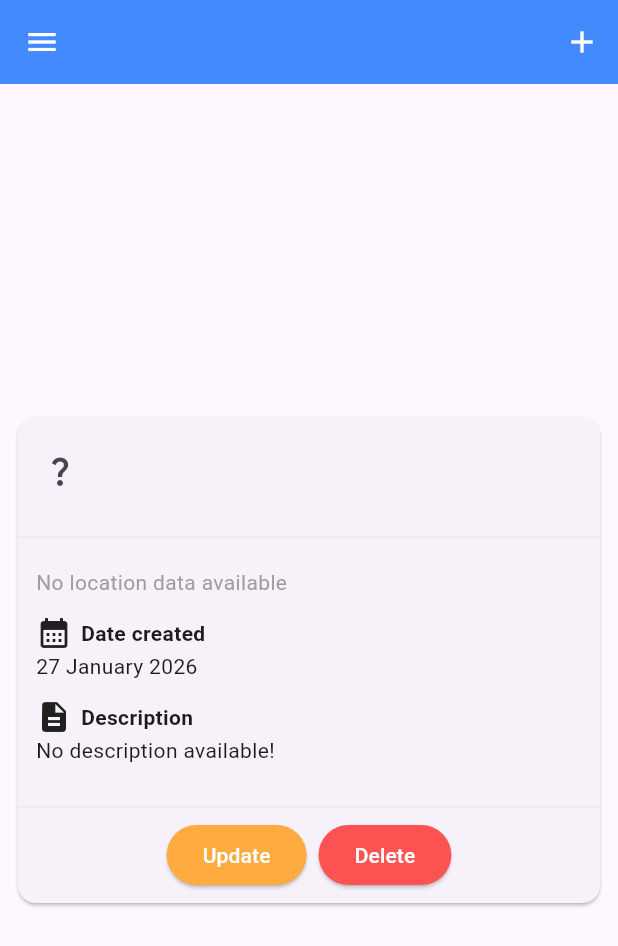
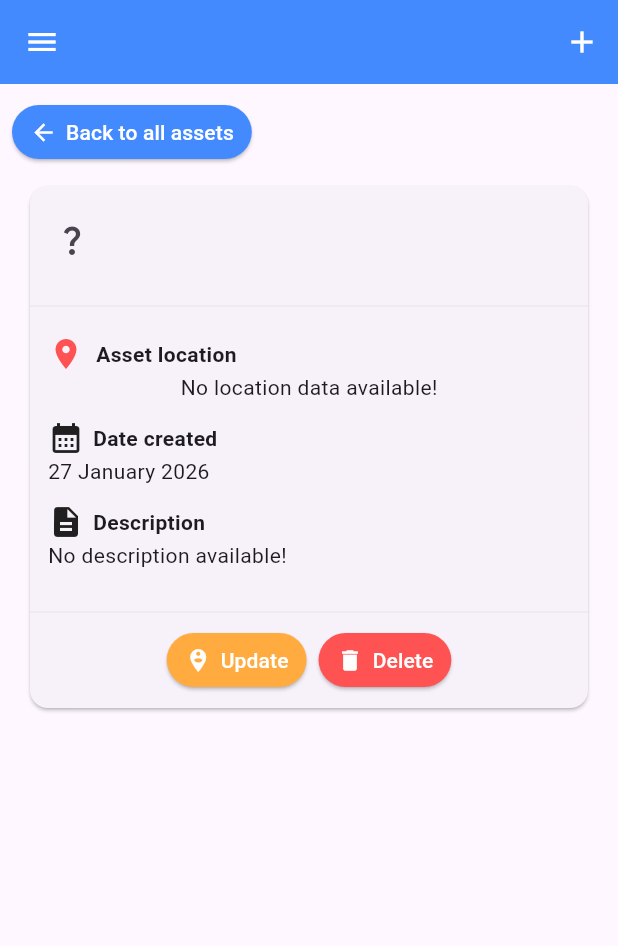
Before and after one commit to mandyfarrugia/mfswd62b_cpdha_2526, a Flutter app: the ViewAssetScreen screen opened directly with empty values, on a phone screen of 412 x 824 dp. Shown: the top 946 px of the screen. Run offline on Flutter 3.47's test engine with Material 3 defaults, Android fonts, the phone set to English and light mode, and no system bars; our stand-ins replace flutter_riverpod, geolocator, objectbox; generated files the repository leaves out were written again.

Commit message:
Added back button in view_asset_screen to allow user to go back to viewing list of all assets.

```diff
--- a/mfswd62b_cpd/lib/screens/asset_management_add_screen.dart
+++ b/mfswd62b_cpd/lib/screens/asset_management_add_screen.dart
@@ -1,7 +1,7 @@
 import 'package:flutter/material.dart';
 import 'package:flutter_riverpod/flutter_riverpod.dart';
 import 'package:mfswd62b_cpd/providers/asset_state_notifier.dart';
-import 'package:mfswd62b_cpd/widgets/asset_card_button.dart';
+import 'package:mfswd62b_cpd/widgets/asset_button.dart';
 import 'package:mfswd62b_cpd/widgets/asset_management_navigation_menu_drawer.dart';
 import '../models/asset.dart';
 import '../models/asset_type.dart';
@@ -139,7 +139,8 @@ class _AssetManagementAddScreenState extends ConsumerState<AssetManagementAddScr
             ),
             const SizedBox(width: 12),
             Row(children: [
-                AssetCardButton(
+                AssetButton(
+                  iconData: Icons.add,
                   backgroundColour: Colors.deepPurpleAccent,
                   foregroundColour: Colors.white,
                   buttonText: 'Add new asset',
--- a/mfswd62b_cpd/lib/screens/view_asset_screen.dart
+++ b/mfswd62b_cpd/lib/screens/view_asset_screen.dart
@@ -1,5 +1,6 @@
 import 'package:flutter/material.dart';
 import 'package:mfswd62b_cpd/screens/asset_management_add_screen.dart';
+import 'package:mfswd62b_cpd/widgets/asset_button.dart';
 import '../models/asset.dart';
 import '../widgets/asset_management_navigation_menu_drawer.dart';
 import '../widgets/advanced_asset_card_widget.dart';
@@ -7,7 +8,7 @@ import '../widgets/advanced_asset_card_widget.dart';
 class ViewAssetScreen extends StatelessWidget {
   final Asset assetToDisplay;
 
-  const ViewAssetScreen({ required this.assetToDisplay, super.key});
+  const ViewAssetScreen({required this.assetToDisplay, super.key});
 
   @override
   Widget build(BuildContext context) {
@@ -21,12 +22,34 @@ class ViewAssetScreen extends StatelessWidget {
           IconButton(
             icon: Icon(Icons.add),
             onPressed: () {
-              Navigator.of(context).push(MaterialPageRoute(builder: (context) => const AssetManagementAddScreen()));
-            }
+              Navigator.of(context).push(
+                MaterialPageRoute(
+                  builder: (context) => const AssetManagementAddScreen(),
+                ),
+              );
+            },
           ),
-        ]
+        ],
       ),
-      body: AdvancedAssetCardWidget(assetToDisplay: assetToDisplay)
+      body: Padding(
+        padding: EdgeInsets.all(8),
+        child: Column(
+          children: [
+            Row(
+              children: [
+                AssetButton(
+                  iconData: Icons.arrow_back_outlined,
+                  backgroundColour: Colors.blueAccent,
+                  foregroundColour: Colors.white,
+                  buttonText: 'Back to all assets',
+                  callback: () {},
+                ),
+              ],
+            ),
+            AdvancedAssetCardWidget(assetToDisplay: assetToDisplay),
+          ],
+        ),
+      ),
     );
   }
 }
--- a/mfswd62b_cpd/lib/widgets/advanced_asset_card_widget.dart
+++ b/mfswd62b_cpd/lib/widgets/advanced_asset_card_widget.dart
@@ -2,7 +2,7 @@ import 'package:flutter/material.dart';
 import 'package:mfswd62b_cpd/widgets/asset_location_widget.dart';
 import '../mappers/asset_type_to_icon_mapper.dart';
 import '../models/asset.dart';
-import './asset_card_button.dart';
+import 'asset_button.dart';
 
 class AdvancedAssetCardWidget extends StatelessWidget {
   final Asset assetToDisplay;
@@ -62,8 +62,8 @@ class AdvancedAssetCardWidget extends StatelessWidget {
                   spacing: 8,
                   children: [
                     //AssetCardButton(backgroundColour: Colors.blueAccent, foregroundColour: Colors.white, buttonText: 'Go back to all assets', callback: () {}),
-                    AssetCardButton(backgroundColour: Colors.orangeAccent, foregroundColour: Colors.white, buttonText: 'Update', callback: () {}),
-                    AssetCardButton(backgroundColour: Colors.redAccent, foregroundColour: Colors.white, buttonText: 'Delete', callback: () {}),
+                    AssetButton(iconData: Icons.person_pin_circle, backgroundColour: Colors.orangeAccent, foregroundColour: Colors.white, buttonText: 'Update', callback: () {}),
+                    AssetButton(iconData: Icons.delete, backgroundColour: Colors.redAccent, foregroundColour: Colors.white, buttonText: 'Delete', callback: () {}),
                   ],
                 )
               )
--- /dev/null
+++ b/mfswd62b_cpd/lib/widgets/asset_button.dart
@@ -0,0 +1,29 @@
+import 'package:flutter/material.dart';
+
+class AssetButton extends StatelessWidget {
+  final Color backgroundColour;
+  final Color foregroundColour;
+  final IconData iconData;
+  final String buttonText;
+  final VoidCallback callback;
+
+  const AssetButton({super.key, required this.backgroundColour, required this.iconData, required this.foregroundColour, required this.buttonText, required this.callback});
+
+  @override
+  Widget build(BuildContext context) {
+    return IntrinsicWidth(child: ElevatedButton(
+      style: ElevatedButton.styleFrom(
+        backgroundColor: backgroundColour,
+        foregroundColor: foregroundColour,
+        padding: const EdgeInsets.symmetric(horizontal: 12, vertical: 8),
+        minimumSize: Size.zero
+      ),
+      onPressed: callback,
+      child: Row(children: [
+        Icon(iconData),
+          const SizedBox(width: 6),
+          Text(buttonText)
+      ],)
+    ));
+  }
+}
--- a/mfswd62b_cpd/lib/widgets/asset_card_button.dart
+++ /dev/null
@@ -1,22 +0,0 @@
-import 'package:flutter/material.dart';
-
-class AssetCardButton extends StatelessWidget {
-  final Color backgroundColour;
-  final Color foregroundColour;
-  final String buttonText;
-  final VoidCallback callback;
-
-  const AssetCardButton({super.key, required this.backgroundColour, required this.foregroundColour, required this.buttonText, required this.callback});
-
-  @override
-  Widget build(BuildContext context) {
-    return ElevatedButton(
-      style: ElevatedButton.styleFrom(
-        backgroundColor: backgroundColour,
-        foregroundColor: foregroundColour
-      ),
-      onPressed: callback,
-      child: Text(buttonText)
-    );
-  }
-}
--- a/mfswd62b_cpd/lib/widgets/asset_card_widget.dart
+++ b/mfswd62b_cpd/lib/widgets/asset_card_widget.dart
@@ -1,7 +1,7 @@
 import 'package:flutter/material.dart';
 import 'package:mfswd62b_cpd/mappers/asset_type_to_icon_mapper.dart';
 import 'package:mfswd62b_cpd/models/asset.dart';
-import 'package:mfswd62b_cpd/widgets/asset_card_button.dart';
+import 'package:mfswd62b_cpd/widgets/asset_button.dart';
 
 import '../screens/view_asset_screen.dart';
 
@@ -32,13 +32,13 @@ class AssetCardWidget extends StatelessWidget {
                   alignment: WrapAlignment.end,
                   spacing: 8,
                   children: [
-                    AssetCardButton(backgroundColour: Colors.blueAccent, foregroundColour: Colors.white, buttonText: 'View', callback: () {
+                    AssetButton(iconData: Icons.view_agenda, backgroundColour: Colors.blueAccent, foregroundColour: Colors.white, buttonText: 'View', callback: () {
                       Navigator.of(context).push(MaterialPageRoute(builder: (context) {
                         return ViewAssetScreen(assetToDisplay: assetToDisplay);
                       }));
                     }),
-                    AssetCardButton(backgroundColour: Colors.orangeAccent, foregroundColour: Colors.white, buttonText: 'Update', callback: () {}),
-                    AssetCardButton(backgroundColour: Colors.redAccent, foregroundColour: Colors.white, buttonText: 'Delete', callback: () {}),
+                    AssetButton(iconData: Icons.person_pin_circle, backgroundColour: Colors.orangeAccent, foregroundColour: Colors.white, buttonText: 'Update', callback: () {}),
+                    AssetButton(iconData: Icons.delete, backgroundColour: Colors.redAccent, foregroundColour: Colors.white, buttonText: 'Delete', callback: () {}),
                   ],
                 )
               )
--- a/mfswd62b_cpd/lib/widgets/asset_location_widget.dart
+++ b/mfswd62b_cpd/lib/widgets/asset_location_widget.dart
@@ -14,10 +14,17 @@ class AssetLocationWidget extends StatelessWidget {
     final isLocationAvailable = assetToDisplay.assetLocation.hasValue;
 
     if (!isLocationAvailable || latitude == null || longitude == null) {
-      return const Text(
-        'No location data available',
-        style: TextStyle(color: Colors.grey),
-      );
+      return Column(children: [
+        Row(children: [
+          Icon(Icons.location_on, color: Colors.redAccent),
+            SizedBox(width: 8),
+            Text(
+              'Asset location',
+              style: TextStyle(fontWeight: FontWeight.bold),
+            ),
+        ]),
+        const Text('No location data available!')
+      ]);
     }
 
     return Column(
@@ -26,14 +33,14 @@ class AssetLocationWidget extends StatelessWidget {
         Row(
           children: const [
             Icon(Icons.location_on, color: Colors.redAccent),
-            SizedBox(width: 6),
+            SizedBox(width: 8),
             Text(
               'Asset location',
               style: TextStyle(fontWeight: FontWeight.bold),
             ),
           ],
         ),
-        const SizedBox(height: 6),
+        const SizedBox(height: 8),
         Text(
           'Latitude: $latitude\nLongitude: $longitude',
           style: const TextStyle(color: Colors.black),
@@ -48,8 +55,13 @@ class AssetLocationWidget extends StatelessWidget {
               'https://www.openstreetmap.org/?mlat=$latitude&mlon=$longitude#map=16/$latitude/$longitude',
             );
 
-            if (await canLaunchUrl(uri)) {
-              await launchUrl(uri, mode: LaunchMode.externalApplication);
+            if (!await launchUrl(
+              uri,
+              mode: LaunchMode.externalApplication,
+            )) {
+              ScaffoldMessenger.of(context).showSnackBar(
+                const SnackBar(content: Text('Could not open map')),
+              );
             }
           },
         ),
```
Also changed, not shown: 1 other file.
